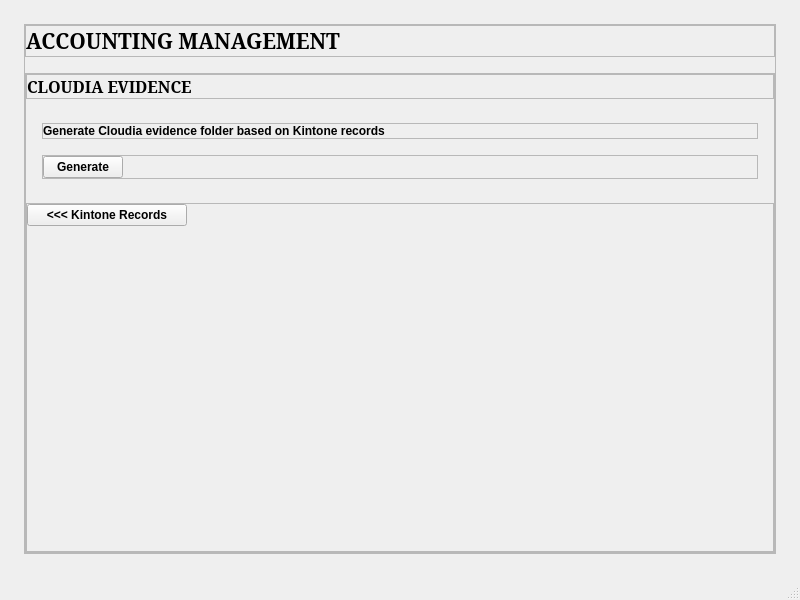
Above: ui/design.ui from ombinya/kintone-automation before the change. Below: the same form after it.
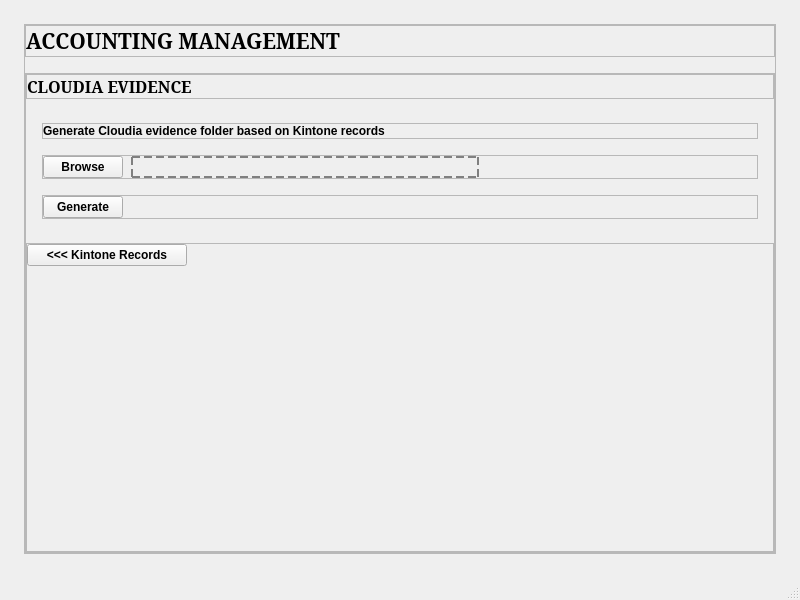
That is the form after the change.

Commit message: Implemented check for many-to-one for statement >>> spreadsheet

Diff of the .ui file:
```diff
--- a/ui/design.ui
+++ b/ui/design.ui
@@ -24,7 +24,7 @@
 	border: 1px solid rgba(0,0,0,.2);
 }
 
-#statement_file_name, #spreadsheet_file_name {
+#statement_file_name, #spreadsheet_file_name, #kintone_records_file_name {
 	border: 2px dashed grey;
 }</string>
   </property>
@@ -1862,6 +1862,75 @@
                    </layout>
                   </widget>
                  </item>
+                 <item>
+                  <widget class="QFrame" name="frame">
+                   <property name="sizePolicy">
+                    <sizepolicy hsizetype="Preferred" vsizetype="Fixed">
+                     <horstretch>0</horstretch>
+                     <verstretch>0</verstretch>
+                    </sizepolicy>
+                   </property>
+                   <property name="frameShape">
+                    <enum>QFrame::Shape::StyledPanel</enum>
+                   </property>
+                   <property name="frameShadow">
+                    <enum>QFrame::Shadow::Raised</enum>
+                   </property>
+                   <layout class="QHBoxLayout" name="horizontalLayout_9" stretch="1,5,4">
+                    <property name="spacing">
+                     <number>8</number>
+                    </property>
+                    <property name="leftMargin">
+                     <number>0</number>
+                    </property>
+                    <property name="topMargin">
+                     <number>0</number>
+                    </property>
+                    <property name="rightMargin">
+                     <number>0</number>
+                    </property>
+                    <property name="bottomMargin">
+                     <number>0</number>
+                    </property>
+                    <item>
+                     <widget class="QPushButton" name="browser_kintone_records_button">
+                      <property name="sizePolicy">
+                       <sizepolicy hsizetype="Minimum" vsizetype="Fixed">
+                        <horstretch>0</horstretch>
+                        <verstretch>0</verstretch>
+                       </sizepolicy>
+                      </property>
+                      <property name="text">
+                       <string>Browse</string>
+                      </property>
+                     </widget>
+                    </item>
+                    <item>
+                     <widget class="QFrame" name="kintone_records_file_name">
+                      <property name="frameShape">
+                       <enum>QFrame::Shape::StyledPanel</enum>
+                      </property>
+                      <property name="frameShadow">
+                       <enum>QFrame::Shadow::Raised</enum>
+                      </property>
+                     </widget>
+                    </item>
+                    <item>
+                     <spacer name="horizontalSpacer_11">
+                      <property name="orientation">
+                       <enum>Qt::Orientation::Horizontal</enum>
+                      </property>
+                      <property name="sizeHint" stdset="0">
+                       <size>
+                        <width>40</width>
+                        <height>20</height>
+                       </size>
+                      </property>
+                     </spacer>
+                    </item>
+                   </layout>
+                  </widget>
+                 </item>
                  <item>
                   <widget class="QFrame" name="frame_34">
                    <property name="sizePolicy">
```
The commit also changes 7 other files.
